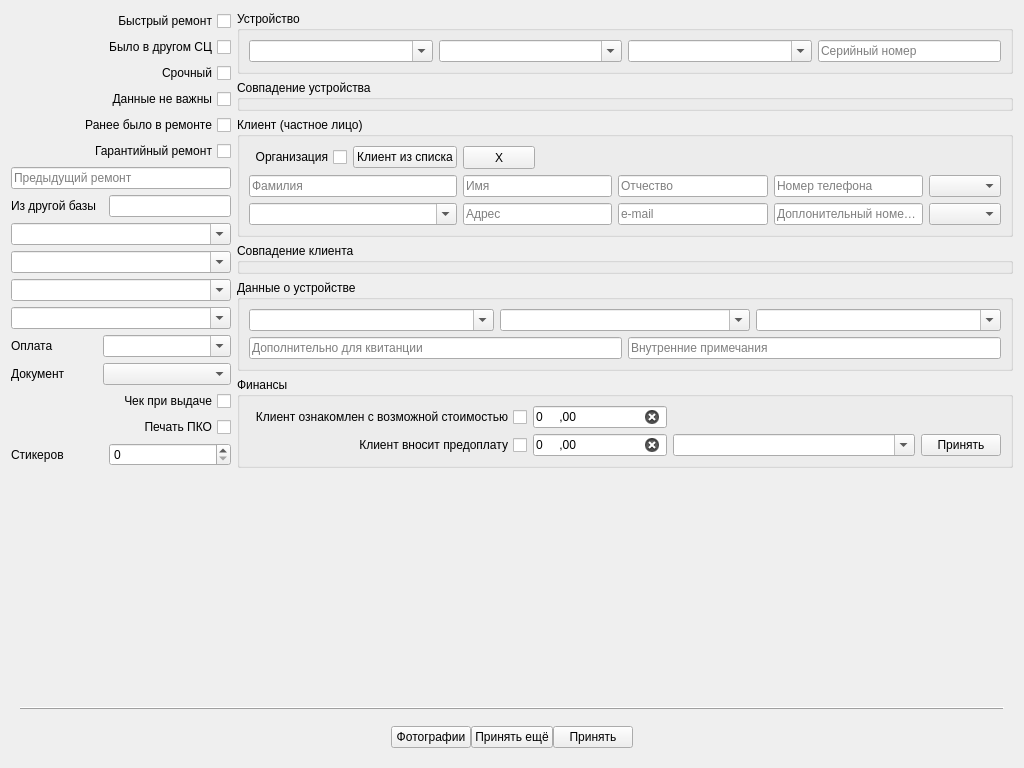
First picture: the form in tabrepairnew.ui, repository solderercb/snap_crm, before the edit.
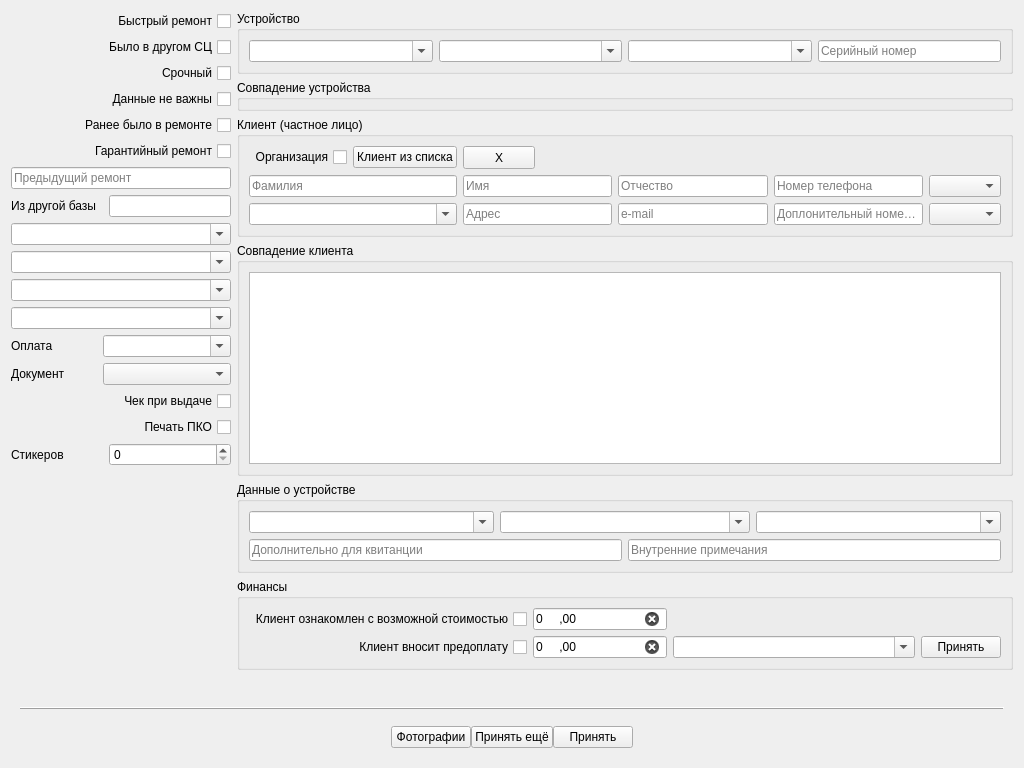
Second picture: the form after the edit. Custom widgets are drawn as their Qt base class.

Commit message: Добавил пару таймеров в MainWindow для тестирования утечек памяти при заполнении таблиц Ремонты и Клиенты. Исправил деструктор класса tabClients.

```diff
--- a/tabrepairnew.ui
+++ b/tabrepairnew.ui
@@ -256,6 +256,51 @@
            <property name="title">
             <string>Совпадение клиента</string>
            </property>
+           <layout class="QGridLayout" name="gridLayout_6">
+            <item row="0" column="0">
+             <widget class="QTableView" name="tableViewClientMatch">
+              <property name="sizePolicy">
+               <sizepolicy hsizetype="Expanding" vsizetype="MinimumExpanding">
+                <horstretch>0</horstretch>
+                <verstretch>0</verstretch>
+               </sizepolicy>
+              </property>
+              <property name="horizontalScrollBarPolicy">
+               <enum>Qt::ScrollBarAlwaysOff</enum>
+              </property>
+              <property name="editTriggers">
+               <set>QAbstractItemView::DoubleClicked</set>
+              </property>
+              <property name="tabKeyNavigation">
+               <bool>false</bool>
+              </property>
+              <property name="showDropIndicator" stdset="0">
+               <bool>false</bool>
+              </property>
+              <property name="dragDropOverwriteMode">
+               <bool>false</bool>
+              </property>
+              <property name="alternatingRowColors">
+               <bool>true</bool>
+              </property>
+              <property name="wordWrap">
+               <bool>false</bool>
+              </property>
+              <attribute name="horizontalHeaderVisible">
+               <bool>false</bool>
+              </attribute>
+              <attribute name="horizontalHeaderHighlightSections">
+               <bool>false</bool>
+              </attribute>
+              <attribute name="verticalHeaderVisible">
+               <bool>false</bool>
+              </attribute>
+              <attribute name="verticalHeaderHighlightSections">
+               <bool>false</bool>
+              </attribute>
+             </widget>
+            </item>
+           </layout>
           </widget>
          </item>
          <item row="4" column="0">
```
Left out of the diff: 39 changed lines with no effect on the pictures. The commit also changes 6 other files.
